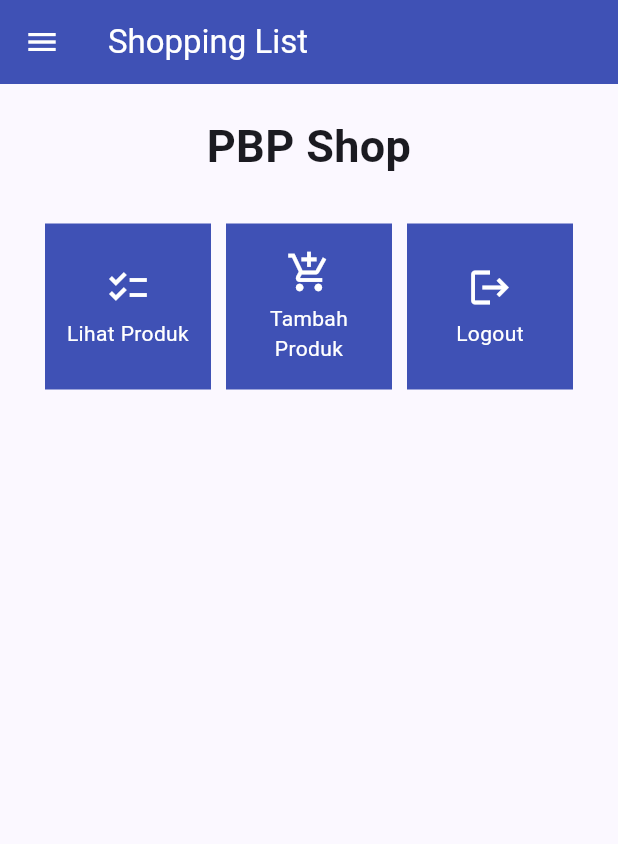
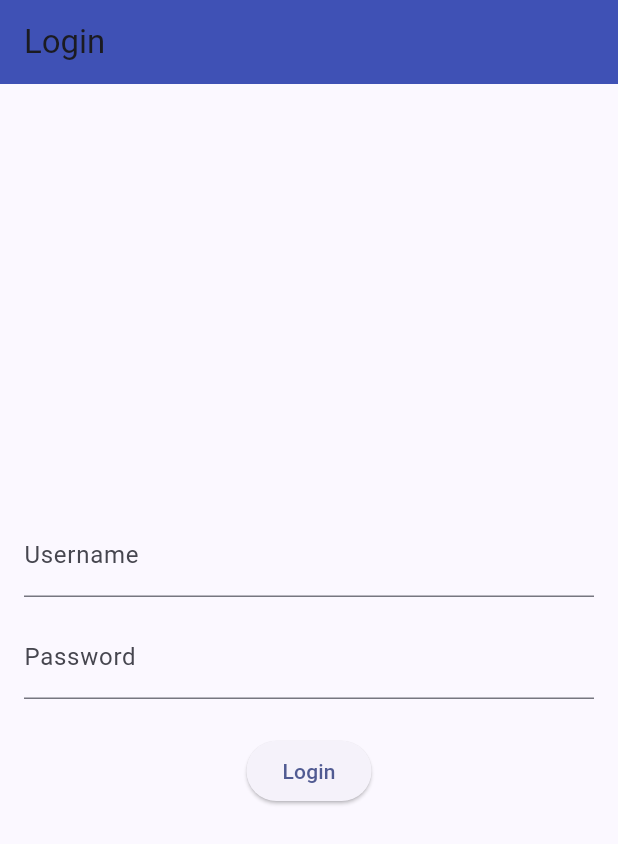
Before and after one commit to Deacher/shopping-list-mobile, a Flutter app: the screen it shows after launch, on a phone screen of 412 x 824 dp. Shown: the top 844 px of the screen. Run offline on Flutter 3.47's test engine with Material 2 defaults, Android fonts, the phone set to English and light mode, and no system bars; missing offline and left inert: pbp_django_auth.

Commit message:
tutorial 8

```diff
--- a/lib/main.dart
+++ b/lib/main.dart
@@ -1,4 +1,7 @@
-import 'package:shopping_list/menu.dart';
+import 'package:pbp_django_auth/pbp_django_auth.dart';
+import 'package:provider/provider.dart';
+import 'package:shopping_list/screens/login.dart';
+import 'package:shopping_list/screens/menu.dart';
 import 'package:flutter/material.dart';
 
 
@@ -12,7 +15,12 @@ class MyApp extends StatelessWidget {
   // This widget is the root of your application.
   @override
   Widget build(BuildContext context) {
-    return MaterialApp(
+    return Provider(
+      create: (_) {
+          CookieRequest request = CookieRequest();
+          return request;
+      },
+      child: MaterialApp(
         title: 'Flutter Demo',
         theme: ThemeData(
           // This is the theme of your application.
@@ -36,7 +44,8 @@ class MyApp extends StatelessWidget {
           ),
           useMaterial3: true,
         ),
-      home: MyHomePage(),
+        home: LoginPage(),
+      )
     );
   }
 }
--- /dev/null
+++ b/lib/screens/login.dart
@@ -0,0 +1,114 @@
+import 'package:shopping_list/screens/menu.dart';
+import 'package:flutter/material.dart';
+import 'package:pbp_django_auth/pbp_django_auth.dart';
+import 'package:provider/provider.dart';
+
+void main() {
+    runApp(const LoginApp());
+}
+
+class LoginApp extends StatelessWidget {
+const LoginApp({super.key});
+
+@override
+Widget build(BuildContext context) {
+    return MaterialApp(
+        title: 'Login',
+        theme: ThemeData(
+            primarySwatch: Colors.blue,
+    ),
+    home: const LoginPage(),
+    );
+    }
+}
+
+class LoginPage extends StatefulWidget {
+    const LoginPage({super.key});
+
+    @override
+    _LoginPageState createState() => _LoginPageState();
+}
+
+class _LoginPageState extends State<LoginPage> {
+    final TextEditingController _usernameController = TextEditingController();
+    final TextEditingController _passwordController = TextEditingController();
+
+    @override
+    Widget build(BuildContext context) {
+        final request = context.watch<CookieRequest>();
+        return Scaffold(
+            appBar: AppBar(
+                title: const Text('Login'),
+            ),
+            body: Container(
+                padding: const EdgeInsets.all(16.0),
+                child: Column(
+                    mainAxisAlignment: MainAxisAlignment.center,
+                    children: [
+                        TextField(
+                            controller: _usernameController,
+                            decoration: const InputDecoration(
+                                labelText: 'Username',
+                            ),
+                        ),
+                        const SizedBox(height: 12.0),
+                        TextField(
+                            controller: _passwordController,
+                            decoration: const InputDecoration(
+                                labelText: 'Password',
+                            ),
+                            obscureText: true,
+                        ),
+                        const SizedBox(height: 24.0),
+                        ElevatedButton(
+                            onPressed: () async {
+                                String username = _usernameController.text;
+                                String password = _passwordController.text;
+
+                                // Cek kredensial
+                                // TODO: Ganti URL dan jangan lupa tambahkan trailing slash (/) di akhir URL!
+                                // Untuk menyambungkan Android emulator dengan Django pada localhost,
+                                // gunakan URL http://10.0.2.2/
+                                final response = await request.login("http://localhost:8000/auth/login/", {
+                                'username': username,
+                                'password': password,
+                                });
+
+                                if (request.loggedIn) {
+                                    String message = response['message'];
+                                    String uname = response['username'];
+                                    Navigator.pushReplacement(
+                                        context,
+                                        MaterialPageRoute(builder: (context) => MyHomePage()),
+                                    );
+                                    ScaffoldMessenger.of(context)
+                                        ..hideCurrentSnackBar()
+                                        ..showSnackBar(
+                                            SnackBar(content: Text("$message Selamat datang, $uname.")));
+                                    } else {
+                                    showDialog(
+                                        context: context,
+                                        builder: (context) => AlertDialog(
+                                            title: const Text('Login Gagal'),
+                                            content:
+                                                Text(response['message']),
+                                            actions: [
+                                                TextButton(
+                                                    child: const Text('OK'),
+                                                    onPressed: () {
+                                                        Navigator.pop(context);
+                                                    },
+                                                ),
+                                            ],
+                                        ),
+                                    );
+                                }
+                            },
+                            child: const Text('Login'),
+                        ),
+                    ],
+                ),
+            ),
+        );
+    }
+}
--- a/lib/menu.dart
+++ b/lib/screens/menu.dart
@@ -1,7 +1,7 @@
 import 'package:flutter/material.dart';
-import 'package:shopping_list/shoplist_form.dart';
-import 'package:shopping_list/screens/left_drawer.dart';
-import 'package:shopping_list/screens/shop_card.dart';
+import 'package:shopping_list/screens/shoplist_form.dart';
+import 'package:shopping_list/widgets/left_drawer.dart';
+import 'package:shopping_list/widgets/shop_card.dart';
 
 class MyHomePage extends StatelessWidget {
     MyHomePage({Key? key}) : super(key: key);
--- a/pubspec.yaml
+++ b/pubspec.yaml
@@ -35,6 +35,9 @@ dependencies:
   # The following adds the Cupertino Icons font to your application.
   # Use with the CupertinoIcons class for iOS style icons.
   cupertino_icons: ^1.0.2
+  provider: ^6.1.1
+  pbp_django_auth: ^0.3.1
+  http: ^0.13.6
 
 dev_dependencies:
   flutter_test:
```
Also changed, not shown: lib/models/product.dart (added, +65 -0 lines), lib/screens/list_product.dart (added, +91 -0 lines), lib/screens/shoplist_form.dart (renamed from lib/shoplist_form.dart, +34 -31 lines), lib/widgets/left_drawer.dart (renamed from lib/screens/left_drawer.dart, +14 -2 lines), lib/widgets/shop_card.dart (renamed from lib/screens/shop_card.dart, +30 -3 lines), pubspec.lock, 2 other files. Lines whose indentation alone changed are shown as unchanged.
